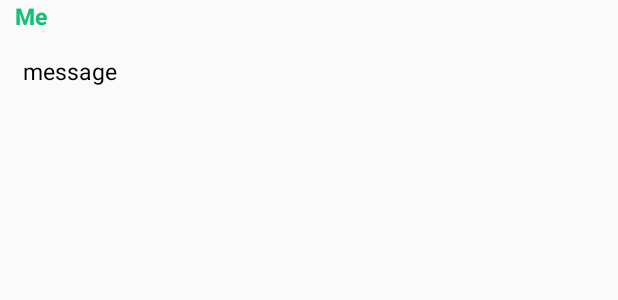
After one commit to hitEnter123/ChatAroundApp, an Android app: the layout chat_msg_row.xml on its own in the app's theme, with its tools: preview values and no code run, on a phone screen of 412 x 824 dp. The commit adds this screen. Shown: the top 300 px of the screen. Run offline under Robolectric (Android 15) with nearby library versions, the phone set to English and light mode, and no system bars.

Commit message:
Lecture 12 Firebase , Map ,Chat Pt4 Added Bottom Sheet, Adding ListView adapter

```diff
--- a/app/build.gradle
+++ b/app/build.gradle
@@ -25,11 +25,13 @@ dependencies {
     def nav_version = "2.1.0"
 
     implementation fileTree(dir: 'libs', include: ['*.jar'])
-    implementation 'androidx.appcompat:appcompat:1.0.2'
+    implementation 'androidx.appcompat:appcompat:1.1.0'
     implementation 'androidx.constraintlayout:constraintlayout:1.1.3'
     implementation 'androidx.legacy:legacy-support-v4:1.0.0'
     implementation 'com.google.android.gms:play-services-maps:16.1.0'
     testImplementation 'junit:junit:4.12'
+
+
     androidTestImplementation 'androidx.test.ext:junit:1.1.0'
     androidTestImplementation 'androidx.test.espresso:espresso-core:3.1.1'
 
@@ -41,6 +43,7 @@ dependencies {
     implementation 'com.google.firebase:firebase-database:19.2.0'
 
 
+
     implementation "androidx.navigation:navigation-fragment:$nav_version"
     implementation "androidx.navigation:navigation-ui:$nav_version"
 }
--- a/app/src/main/java/com/hitenter/chataround/LoginActivity.java
+++ b/app/src/main/java/com/hitenter/chataround/LoginActivity.java
@@ -6,6 +6,7 @@ import androidx.fragment.app.Fragment;
 import androidx.fragment.app.FragmentTransaction;
 
 import android.content.Intent;
+import android.content.SharedPreferences;
 import android.os.Bundle;
 import android.util.Log;
 import android.view.View;
@@ -27,6 +28,7 @@ import com.google.firebase.database.ValueEventListener;
 import com.google.firebase.firestore.auth.User;
 
 public class LoginActivity extends AppCompatActivity {
+    public static final String USER_PREFS= "UserPrefs";
     EditText email;
     EditText password;
     Button login;
@@ -66,6 +68,7 @@ public class LoginActivity extends AppCompatActivity {
 
                         Log.d("findUser", "value : " + dataSnapshot.getValue(UserModel.class));
                         //TODO PT2 - 6 create static user and INTENT CONDITION
+
                         user = dataSnapshot.getValue(UserModel.class);
 
 
--- a/app/src/main/java/com/hitenter/chataround/UserProfileSetupActivity.java
+++ b/app/src/main/java/com/hitenter/chataround/UserProfileSetupActivity.java
@@ -218,7 +218,7 @@ public class UserProfileSetupActivity extends AppCompatActivity {
                                 Toast.LENGTH_SHORT).show();
 
 
-                        Intent mapsMainIntent = new Intent(UserProfileSetupActivity.this, MapsMainActivity.class);
+                        Intent mapsMainIntent = new Intent(UserProfileSetupActivity.this, LoginActivity.class);
                         startActivity(mapsMainIntent);
                         UserProfileSetupActivity.this.finish();
 
--- /dev/null
+++ b/app/src/main/res/layout/chat_msg_row.xml
@@ -0,0 +1,36 @@
+<?xml version="1.0" encoding="utf-8"?>
+<LinearLayout
+    xmlns:android="http://schemas.android.com/apk/res/android"
+    android:layout_width="fill_parent"
+    android:layout_height="wrap_content"
+    android:id="@+id/singleMessageContainer"
+    android:orientation="vertical">
+
+    <TextView
+        android:id="@+id/author"
+        android:paddingLeft="10dp"
+        android:paddingRight="10dp"
+        android:layout_gravity="start"
+        android:textColor="#0FC274"
+        android:gravity="center_vertical"
+        android:textSize="15sp"
+        android:textStyle="bold"
+        android:text="Me"
+        android:layout_width="wrap_content"
+        android:layout_height="wrap_content" />
+
+    <TextView
+        android:id="@+id/message"
+        android:layout_gravity="start"
+
+        android:gravity="center_vertical"
+        android:layout_width="wrap_content"
+        android:layout_height="wrap_content"
+        android:layout_margin="5dip"
+        android:padding="10dp"
+        android:textSize="15sp"
+        android:text="message"
+        android:textColor="@android:color/primary_text_light"
+        />
+
+</LinearLayout>
```
Also changed, not shown: app/src/main/java/com/hitenter/chataround/ChatListAdapter.java (added, +101 -0 lines), app/src/main/java/com/hitenter/chataround/InstantMessage.java (added, +28 -0 lines), app/src/main/java/com/hitenter/chataround/MapsMainActivity.java (+48 -0 lines), app/src/main/res/layout/activity_maps_main.xml (+37 -12 lines), app/src/main/res/layout/bottom_sheet_chat_room.xml (added, +40 -0 lines).
